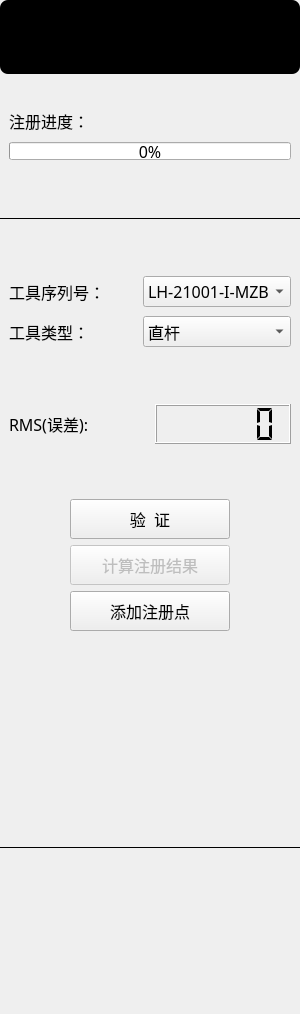
The window that Plugins/org.mitk.lancet.roboticsregistrations/src/internal/QRoboticsRegistrationsControls.ui (zhaomengxiao/LancetMITK-Adition) describes before a commit, drawn with Qt 5.
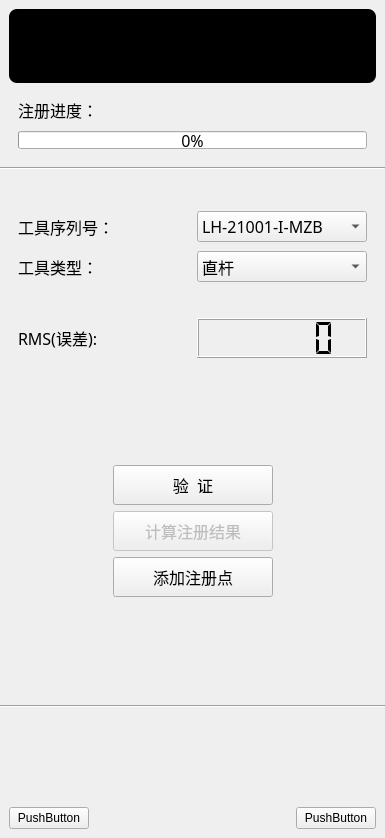
The same window after the commit.

Commit message:
upload rorobics register ui
- Update mechanical arm UI file
- Update mechanical arm UI function

Diff of the .ui file:
```diff
--- a/Plugins/org.mitk.lancet.roboticsregistrations/src/internal/QRoboticsRegistrationsControls.ui
+++ b/Plugins/org.mitk.lancet.roboticsregistrations/src/internal/QRoboticsRegistrationsControls.ui
@@ -6,210 +6,86 @@
    <rect>
     <x>0</x>
     <y>0</y>
-    <width>300</width>
-    <height>1014</height>
+    <width>385</width>
+    <height>838</height>
    </rect>
   </property>
-  <property name="sizePolicy">
-   <sizepolicy hsizetype="Preferred" vsizetype="Preferred">
-    <horstretch>0</horstretch>
-    <verstretch>0</verstretch>
-   </sizepolicy>
-  </property>
-  <property name="minimumSize">
-   <size>
-    <width>300</width>
-    <height>0</height>
-   </size>
-  </property>
-  <property name="maximumSize">
-   <size>
-    <width>300</width>
-    <height>16777215</height>
-   </size>
-  </property>
   <property name="windowTitle">
    <string>硬件准备</string>
   </property>
-  <property name="styleSheet">
-   <string notr="true"/>
-  </property>
-  <property name="currentIndex" stdset="0">
-   <number>0</number>
-  </property>
-  <widget class="QWidget" name="widget" native="true">
-   <property name="geometry">
-    <rect>
-     <x>0</x>
-     <y>0</y>
-     <width>300</width>
-     <height>1014</height>
-    </rect>
-   </property>
-   <property name="styleSheet">
-    <string notr="true"/>
-   </property>
-   <layout class="QVBoxLayout" name="verticalLayout_4">
-    <item>
-     <widget class="QWidget" name="widget_2" native="true">
-      <property name="sizePolicy">
-       <sizepolicy hsizetype="Preferred" vsizetype="Minimum">
-        <horstretch>0</horstretch>
-        <verstretch>0</verstretch>
-       </sizepolicy>
-      </property>
-      <property name="minimumSize">
-       <size>
-        <width>0</width>
-        <height>74</height>
-       </size>
-      </property>
-      <property name="maximumSize">
-       <size>
-        <width>16777215</width>
-        <height>80</height>
-       </size>
-      </property>
-      <property name="styleSheet">
-       <string notr="true">border-radius: 8px;
-background-color: rgb(0, 0, 0);
-</string>
-      </property>
-      <layout class="QGridLayout" name="gridLayout_3"/>
-     </widget>
-    </item>
-    <item>
-     <spacer name="verticalSpacer_10">
-      <property name="orientation">
-       <enum>Qt::Vertical</enum>
-      </property>
-      <property name="sizeType">
-       <enum>QSizePolicy::Fixed</enum>
-      </property>
-      <property name="sizeHint" stdset="0">
-       <size>
-        <width>20</width>
-        <height>20</height>
-       </size>
-      </property>
-     </spacer>
-    </item>
-    <item>
-     <layout class="QVBoxLayout" name="verticalLayout">
-      <property name="spacing">
-       <number>9</number>
-      </property>
-      <property name="leftMargin">
-       <number>9</number>
-      </property>
-      <property name="topMargin">
-       <number>9</number>
-      </property>
-      <property name="rightMargin">
-       <number>9</number>
-      </property>
-      <property name="bottomMargin">
-       <number>9</number>
-      </property>
-      <item>
-       <widget class="QLabel" name="label_2">
-        <property name="font">
-         <font>
-          <family>黑体</family>
-          <pointsize>12</pointsize>
-         </font>
-        </property>
-        <property name="text">
-         <string>注册进度：</string>
-        </property>
-       </widget>
-      </item>
-      <item>
-       <widget class="QProgressBar" name="rioProgressBar">
-        <property name="sizePolicy">
-         <sizepolicy hsizetype="Expanding" vsizetype="Preferred">
-          <horstretch>0</horstretch>
-          <verstretch>0</verstretch>
-         </sizepolicy>
-        </property>
-        <property name="maximumSize">
-         <size>
-          <width>16777215</width>
-          <height>18</height>
-         </size>
-        </property>
-        <property name="font">
-         <font>
-          <family>黑体</family>
-          <pointsize>12</pointsize>
-         </font>
-        </property>
-        <property name="styleSheet">
-         <string notr="true"/>
-        </property>
-        <property name="maximum">
-         <number>20</number>
-        </property>
-        <property name="value">
-         <number>0</number>
-        </property>
-       </widget>
-      </item>
-     </layout>
-    </item>
-    <item>
-     <spacer name="verticalSpacer_4">
-      <property name="orientation">
-       <enum>Qt::Vertical</enum>
-      </property>
-      <property name="sizeHint" stdset="0">
-       <size>
-        <width>20</width>
-        <height>20</height>
-       </size>
-      </property>
-     </spacer>
-    </item>
-    <item>
-     <widget class="Line" name="line1">
-      <property name="minimumSize">
-       <size>
-        <width>0</width>
-        <height>20</height>
-       </size>
-      </property>
-      <property name="styleSheet">
-       <string notr="true"/>
-      </property>
-      <property name="frameShadow">
-       <enum>QFrame::Plain</enum>
-      </property>
-      <property name="orientation">
-       <enum>Qt::Horizontal</enum>
-      </property>
-     </widget>
-    </item>
-    <item>
-     <spacer name="verticalSpacer_5">
-      <property name="orientation">
-       <enum>Qt::Vertical</enum>
-      </property>
-      <property name="sizeHint" stdset="0">
-       <size>
-        <width>20</width>
-        <height>20</height>
-       </size>
-      </property>
-     </spacer>
-    </item>
-    <item>
      <layout class="QGridLayout" name="gridLayout">
       <property name="leftMargin">
-       <number>9</number>
+    <number>0</number>
       </property>
       <property name="topMargin">
+    <number>0</number>
+   </property>
+   <property name="rightMargin">
+    <number>0</number>
+   </property>
+   <property name="bottomMargin">
+    <number>0</number>
+   </property>
+   <property name="spacing">
+    <number>0</number>
+   </property>
+   <item row="0" column="0">
+    <widget class="QWidget" name="widget" native="true">
+     <layout class="QGridLayout" name="gridLayout_11">
+      <property name="leftMargin">
+       <number>0</number>
+      </property>
+      <property name="topMargin">
+       <number>0</number>
+      </property>
+      <property name="rightMargin">
+       <number>0</number>
+      </property>
+      <property name="bottomMargin">
+       <number>0</number>
+      </property>
+      <property name="spacing">
+       <number>0</number>
+      </property>
+      <item row="6" column="0">
+       <widget class="QWidget" name="widgetTipsGroup" native="true">
+        <property name="minimumSize">
+         <size>
+          <width>0</width>
+          <height>90</height>
+         </size>
+        </property>
+        <property name="maximumSize">
+         <size>
+          <width>16777215</width>
+          <height>16777215</height>
+         </size>
+        </property>
+        <layout class="QGridLayout" name="gridLayout_9">
+         <item row="0" column="0">
+          <widget class="QLabel" name="labelTips">
+           <property name="text">
+            <string/>
+           </property>
+           <property name="alignment">
+            <set>Qt::AlignLeading|Qt::AlignLeft|Qt::AlignTop</set>
+           </property>
+          </widget>
+         </item>
+        </layout>
+       </widget>
+      </item>
+      <item row="2" column="0">
+       <widget class="QWidget" name="widgetToolGroup" native="true">
+        <layout class="QGridLayout" name="gridLayout_5">
+         <item row="0" column="0">
+          <layout class="QGridLayout" name="gridLayout_4">
+           <property name="leftMargin">
        <number>9</number>
       </property>
+           <property name="topMargin">
+            <number>32</number>
+           </property>
       <property name="rightMargin">
        <number>9</number>
       </property>
@@ -308,21 +184,253 @@
       </item>
      </layout>
     </item>
+        </layout>
+       </widget>
+      </item>
+      <item row="4" column="0">
+       <widget class="QWidget" name="widgetButtonGroup" native="true">
+        <layout class="QGridLayout" name="gridLayout_8">
+         <item row="1" column="0">
+          <layout class="QHBoxLayout" name="horizontalLayout_19">
+           <property name="topMargin">
+            <number>0</number>
+           </property>
     <item>
-     <spacer name="verticalSpacer_3">
+            <spacer name="horizontalSpacer_35">
+             <property name="orientation">
+              <enum>Qt::Horizontal</enum>
+             </property>
+             <property name="sizeHint" stdset="0">
+              <size>
+               <width>40</width>
+               <height>20</height>
+              </size>
+             </property>
+            </spacer>
+           </item>
+           <item>
+            <widget class="QPushButton" name="pushButtonCalResult">
+             <property name="enabled">
+              <bool>false</bool>
+             </property>
+             <property name="minimumSize">
+              <size>
+               <width>160</width>
+               <height>40</height>
+              </size>
+             </property>
+             <property name="font">
+              <font>
+               <family>黑体</family>
+               <pointsize>12</pointsize>
+              </font>
+             </property>
+             <property name="styleSheet">
+              <string notr="true"/>
+             </property>
+             <property name="text">
+              <string>计算注册结果</string>
+             </property>
+            </widget>
+           </item>
+           <item>
+            <spacer name="horizontalSpacer_36">
+             <property name="orientation">
+              <enum>Qt::Horizontal</enum>
+             </property>
+             <property name="sizeHint" stdset="0">
+              <size>
+               <width>40</width>
+               <height>20</height>
+              </size>
+             </property>
+            </spacer>
+           </item>
+          </layout>
+         </item>
+         <item row="2" column="0">
+          <layout class="QHBoxLayout" name="horizontalLayout_20">
+           <property name="topMargin">
+            <number>0</number>
+           </property>
+           <item>
+            <spacer name="horizontalSpacer_37">
+             <property name="orientation">
+              <enum>Qt::Horizontal</enum>
+             </property>
+             <property name="sizeHint" stdset="0">
+              <size>
+               <width>40</width>
+               <height>20</height>
+              </size>
+             </property>
+            </spacer>
+           </item>
+           <item>
+            <widget class="QPushButton" name="pushButtonAddPoint">
+             <property name="minimumSize">
+              <size>
+               <width>160</width>
+               <height>40</height>
+              </size>
+             </property>
+             <property name="font">
+              <font>
+               <family>黑体</family>
+               <pointsize>12</pointsize>
+              </font>
+             </property>
+             <property name="styleSheet">
+              <string notr="true"/>
+             </property>
+             <property name="text">
+              <string>添加注册点</string>
+             </property>
+            </widget>
+           </item>
+           <item>
+            <spacer name="horizontalSpacer_38">
+             <property name="orientation">
+              <enum>Qt::Horizontal</enum>
+             </property>
+             <property name="sizeHint" stdset="0">
+              <size>
+               <width>40</width>
+               <height>20</height>
+              </size>
+             </property>
+            </spacer>
+           </item>
+          </layout>
+         </item>
+         <item row="0" column="0">
+          <layout class="QHBoxLayout" name="horizontalLayout_18">
+           <property name="topMargin">
+            <number>80</number>
+           </property>
+           <item>
+            <spacer name="horizontalSpacer_33">
+             <property name="orientation">
+              <enum>Qt::Horizontal</enum>
+             </property>
+             <property name="sizeHint" stdset="0">
+              <size>
+               <width>40</width>
+               <height>20</height>
+              </size>
+             </property>
+            </spacer>
+           </item>
+           <item>
+            <widget class="QPushButton" name="pushButtonRobotVerify">
+             <property name="enabled">
+              <bool>true</bool>
+             </property>
+             <property name="minimumSize">
+              <size>
+               <width>160</width>
+               <height>40</height>
+              </size>
+             </property>
+             <property name="font">
+              <font>
+               <family>黑体</family>
+               <pointsize>12</pointsize>
+              </font>
+             </property>
+             <property name="styleSheet">
+              <string notr="true"/>
+             </property>
+             <property name="text">
+              <string>验  证</string>
+             </property>
+            </widget>
+           </item>
+           <item>
+            <spacer name="horizontalSpacer_34">
+             <property name="orientation">
+              <enum>Qt::Horizontal</enum>
+             </property>
+             <property name="sizeHint" stdset="0">
+              <size>
+               <width>40</width>
+               <height>20</height>
+              </size>
+             </property>
+            </spacer>
+           </item>
+          </layout>
+         </item>
+         <item row="3" column="0">
+          <spacer name="verticalSpacer">
       <property name="orientation">
        <enum>Qt::Vertical</enum>
       </property>
       <property name="sizeHint" stdset="0">
        <size>
         <width>20</width>
+             <height>40</height>
+            </size>
+           </property>
+          </spacer>
+         </item>
+        </layout>
+       </widget>
+      </item>
+      <item row="7" column="0">
+       <widget class="QWidget" name="widgetQuitGroup" native="true">
+        <property name="maximumSize">
+         <size>
+          <width>16777215</width>
+          <height>60</height>
+         </size>
+        </property>
+        <layout class="QGridLayout" name="gridLayout_10">
+         <item row="0" column="0">
+          <layout class="QHBoxLayout" name="horizontalLayout">
+           <item>
+            <widget class="QPushButton" name="pushButtonUp">
+             <property name="text">
+              <string>PushButton</string>
+             </property>
+            </widget>
+           </item>
+           <item>
+            <spacer name="horizontalSpacer">
+             <property name="orientation">
+              <enum>Qt::Horizontal</enum>
+             </property>
+             <property name="sizeHint" stdset="0">
+              <size>
+               <width>40</width>
         <height>20</height>
        </size>
       </property>
      </spacer>
     </item>
     <item>
-     <layout class="QGridLayout" name="gridLayout_4" rowstretch="0">
+            <widget class="QPushButton" name="pushButtonDown">
+             <property name="text">
+              <string>PushButton</string>
+             </property>
+            </widget>
+           </item>
+          </layout>
+         </item>
+        </layout>
+       </widget>
+      </item>
+      <item row="3" column="0">
+       <widget class="QWidget" name="widgetAccuracyGroup" native="true">
+        <property name="maximumSize">
+         <size>
+          <width>16777215</width>
+          <height>80</height>
+         </size>
+        </property>
+        <layout class="QGridLayout" name="gridLayout_7">
+         <item row="0" column="0">
+          <layout class="QGridLayout" name="gridLayout_6" rowstretch="0">
       <property name="leftMargin">
        <number>9</number>
       </property>
@@ -370,7 +478,7 @@
        </widget>
       </item>
       <item row="0" column="0">
-       <widget class="QLabel" name="label_24">
+            <widget class="QLabel" name="labelAccuracy">
         <property name="font">
          <font>
           <family>黑体</family>
@@ -384,158 +492,91 @@
       </item>
      </layout>
     </item>
-    <item>
-     <spacer name="verticalSpacer">
-      <property name="orientation">
-       <enum>Qt::Vertical</enum>
-      </property>
-      <property name="sizeHint" stdset="0">
-       <size>
-        <width>20</width>
-        <height>40</height>
-       </size>
-      </property>
-     </spacer>
-    </item>
-    <item>
-     <layout class="QHBoxLayout" name="horizontalLayout_15">
-      <item>
-       <spacer name="horizontalSpacer_27">
+        </layout>
+       </widget>
+      </item>
+      <item row="1" column="0">
+       <widget class="Line" name="line1">
         <property name="orientation">
          <enum>Qt::Horizontal</enum>
         </property>
-        <property name="sizeHint" stdset="0">
-         <size>
-          <width>40</width>
-          <height>20</height>
-         </size>
-        </property>
-       </spacer>
+       </widget>
       </item>
-      <item>
-       <widget class="QPushButton" name="pushButtonRobotVerify">
-        <property name="enabled">
-         <bool>true</bool>
+      <item row="0" column="0">
+       <widget class="QWidget" name="widgetTopGroup" native="true">
+        <layout class="QGridLayout" name="gridLayout_2">
+         <item row="0" column="0">
+          <widget class="QWidget" name="widgetTrackingTools" native="true">
+           <property name="sizePolicy">
+            <sizepolicy hsizetype="Preferred" vsizetype="Minimum">
+             <horstretch>0</horstretch>
+             <verstretch>0</verstretch>
+            </sizepolicy>
         </property>
         <property name="minimumSize">
          <size>
-          <width>160</width>
-          <height>40</height>
-         </size>
-        </property>
-        <property name="font">
-         <font>
-          <family>黑体</family>
-          <pointsize>12</pointsize>
-         </font>
+             <width>0</width>
+             <height>74</height>
+            </size>
+           </property>
+           <property name="maximumSize">
+            <size>
+             <width>16777215</width>
+             <height>80</height>
+            </size>
         </property>
         <property name="styleSheet">
-         <string notr="true"/>
-        </property>
-        <property name="text">
-         <string>验  证</string>
-        </property>
-       </widget>
-      </item>
-      <item>
-       <spacer name="horizontalSpacer_28">
-        <property name="orientation">
-         <enum>Qt::Horizontal</enum>
-        </property>
-        <property name="sizeHint" stdset="0">
-         <size>
-          <width>40</width>
-          <height>20</height>
-         </size>
-        </property>
-       </spacer>
-      </item>
-     </layout>
-    </item>
-    <item>
-     <layout class="QHBoxLayout" name="horizontalLayout_16">
+            <string notr="true">border-radius: 8px;
+background-color: rgb(0, 0, 0);
+</string>
+           </property>
+           <layout class="QGridLayout" name="gridLayout_3"/>
+          </widget>
+         </item>
+         <item row="1" column="0">
+          <layout class="QVBoxLayout" name="verticalLayout">
+           <property name="spacing">
+            <number>9</number>
+           </property>
+           <property name="leftMargin">
+            <number>9</number>
+           </property>
       <property name="topMargin">
-       <number>0</number>
-      </property>
-      <item>
-       <spacer name="horizontalSpacer_31">
-        <property name="orientation">
-         <enum>Qt::Horizontal</enum>
-        </property>
-        <property name="sizeHint" stdset="0">
-         <size>
-          <width>40</width>
-          <height>20</height>
-         </size>
-        </property>
-       </spacer>
-      </item>
+            <number>9</number>
+           </property>
+           <property name="rightMargin">
+            <number>9</number>
+           </property>
+           <property name="bottomMargin">
+            <number>9</number>
+           </property>
       <item>
-       <widget class="QPushButton" name="pushButtonCalResult">
-        <property name="enabled">
-         <bool>false</bool>
-        </property>
-        <property name="minimumSize">
-         <size>
-          <width>160</width>
-          <height>40</height>
-         </size>
-        </property>
+            <widget class="QLabel" name="labelRegisterSpeed">
         <property name="font">
          <font>
           <family>黑体</family>
           <pointsize>12</pointsize>
          </font>
         </property>
-        <property name="styleSheet">
-         <string notr="true"/>
-        </property>
         <property name="text">
-         <string>计算注册结果</string>
+              <string>注册进度：</string>
         </property>
        </widget>
       </item>
       <item>
-       <spacer name="horizontalSpacer_32">
-        <property name="orientation">
-         <enum>Qt::Horizontal</enum>
-        </property>
-        <property name="sizeHint" stdset="0">
+            <widget class="QProgressBar" name="rioProgressBar">
+             <property name="sizePolicy">
+              <sizepolicy hsizetype="Expanding" vsizetype="Preferred">
+               <horstretch>0</horstretch>
+               <verstretch>0</verstretch>
+              </sizepolicy>
+             </property>
+             <property name="maximumSize">
          <size>
-          <width>40</width>
-          <height>20</height>
-         </size>
-        </property>
-       </spacer>
-      </item>
-     </layout>
-    </item>
-    <item>
-     <layout class="QHBoxLayout" name="horizontalLayout_17">
-      <property name="topMargin">
-       <number>0</number>
-      </property>
-      <item>
-       <spacer name="horizontalSpacer_30">
-        <property name="orientation">
-         <enum>Qt::Horizontal</enum>
-        </property>
-        <property name="sizeHint" stdset="0">
-         <size>
-          <width>40</width>
-          <height>20</height>
-         </size>
-        </property>
-       </spacer>
-      </item>
-      <item>
-       <widget class="QPushButton" name="pushButtonAddPoint">
-        <property name="minimumSize">
-         <size>
-          <width>160</width>
-          <height>40</height>
-         </size>
-        </property>
+               <width>16777215</width>
+               <height>18</height>
+              </size>
+             </property>
         <property name="font">
          <font>
           <family>黑体</family>
@@ -545,106 +586,32 @@
         <property name="styleSheet">
          <string notr="true"/>
         </property>
-        <property name="text">
-         <string>添加注册点</string>
-        </property>
-       </widget>
-      </item>
-      <item>
-       <spacer name="horizontalSpacer_29">
-        <property name="orientation">
-         <enum>Qt::Horizontal</enum>
-        </property>
-        <property name="sizeHint" stdset="0">
-         <size>
-          <width>40</width>
-          <height>20</height>
-         </size>
-        </property>
-       </spacer>
-      </item>
-     </layout>
-    </item>
-    <item>
-     <spacer name="verticalSpacer_2">
-      <property name="orientation">
-       <enum>Qt::Vertical</enum>
-      </property>
-      <property name="sizeHint" stdset="0">
-       <size>
-        <width>20</width>
-        <height>200</height>
-       </size>
-      </property>
-     </spacer>
-    </item>
-    <item>
+             <property name="maximum">
+              <number>20</number>
+             </property>
+             <property name="value">
+              <number>0</number>
+             </property>
+            </widget>
+           </item>
+          </layout>
+         </item>
+        </layout>
+       </widget>
+      </item>
+      <item row="5" column="0">
      <widget class="Line" name="line2">
-      <property name="minimumSize">
-       <size>
-        <width>0</width>
-        <height>20</height>
-       </size>
-      </property>
-      <property name="styleSheet">
-       <string notr="true"/>
-      </property>
-      <property name="frameShadow">
-       <enum>QFrame::Plain</enum>
-      </property>
       <property name="orientation">
        <enum>Qt::Horizontal</enum>
       </property>
      </widget>
     </item>
-    <item>
-     <widget class="QWidget" name="widgetInfo" native="true">
-      <property name="minimumSize">
-       <size>
-        <width>0</width>
-        <height>105</height>
-       </size>
-      </property>
-      <property name="styleSheet">
-       <string notr="true"/>
-      </property>
-      <widget class="QLabel" name="label">
-       <property name="geometry">
-        <rect>
-         <x>2</x>
-         <y>2</y>
-         <width>54</width>
-         <height>16</height>
-        </rect>
-       </property>
-       <property name="font">
-        <font>
-         <family>黑体</family>
-         <pointsize>12</pointsize>
-        </font>
-       </property>
-       <property name="text">
-        <string/>
-       </property>
-      </widget>
-     </widget>
-    </item>
-    <item>
-     <widget class="QWidget" name="widget_3" native="true">
-      <property name="minimumSize">
-       <size>
-        <width>0</width>
-        <height>40</height>
-       </size>
-      </property>
-     </widget>
-    </item>
-   </layout>
-  </widget>
- </widget>
- <resources>
-  <include location="../../resources/resources.qrc"/>
- </resources>
+     </layout>
+    </widget>
+   </item>
+  </layout>
+ </widget>
+ <resources/>
  <connections/>
  <slots>
   <slot>on_HardWareWidget_currentChanged(int)</slot>
```
Left out of the diff: 5 changed lines with no effect on the pictures. Lines whose indentation alone changed are shown as unchanged. The commit also changes 2 other files.
